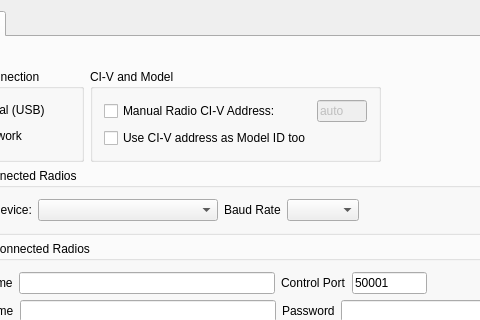
This is wfmain.ui in adecarolis/wfweb as Qt 5 draws it before an edit; both pictures show x 257 to 737 and y 0 to 320 of the 948 by 554 pixel window. The edited form follows.
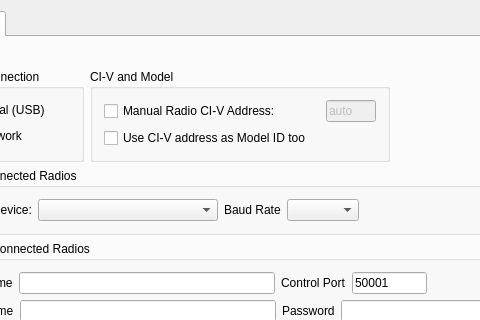
This is the edited form. The open tabs and pages were chosen to show the change. Custom widgets are drawn as their Qt base class.

Commit message: Change to width of group box

Patch:
```diff
--- a/wfmain.ui
+++ b/wfmain.ui
@@ -2109,6 +2109,18 @@
                 </item>
                 <item>
                  <widget class="QGroupBox" name="groupBox_8">
+                  <property name="minimumSize">
+                   <size>
+                    <width>300</width>
+                    <height>0</height>
+                   </size>
+                  </property>
+                  <property name="maximumSize">
+                   <size>
+                    <width>300</width>
+                    <height>16777215</height>
+                   </size>
+                  </property>
                   <property name="title">
                    <string>CI-V and Model</string>
                   </property>
```
Left out of the diff: 2 changed lines with no effect on the pictures.
